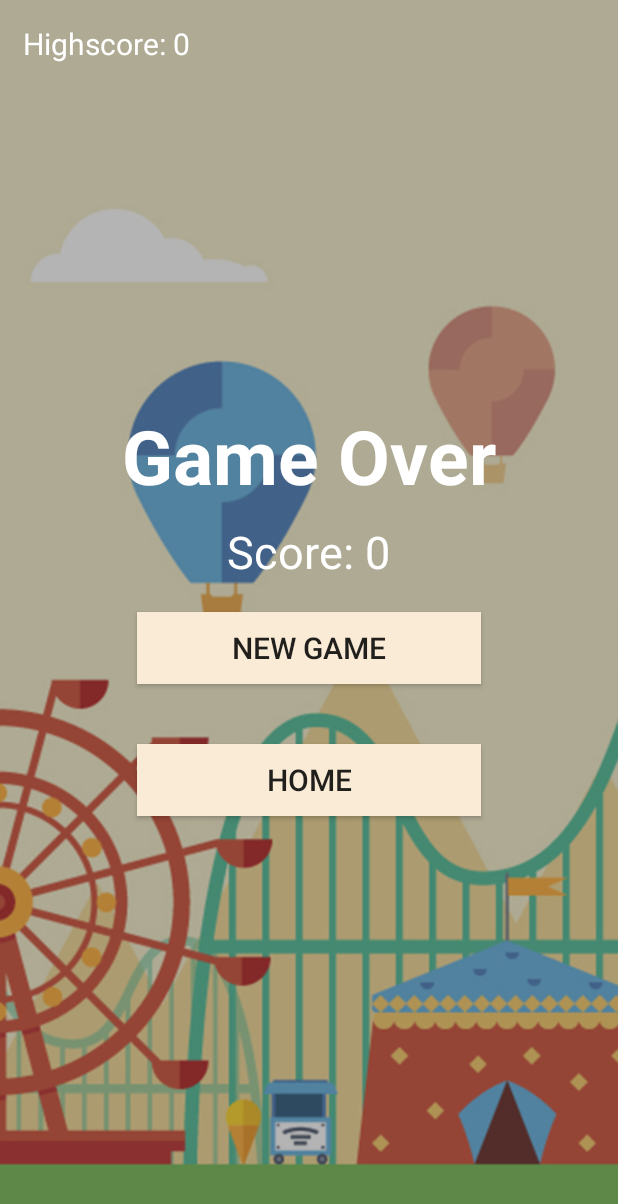
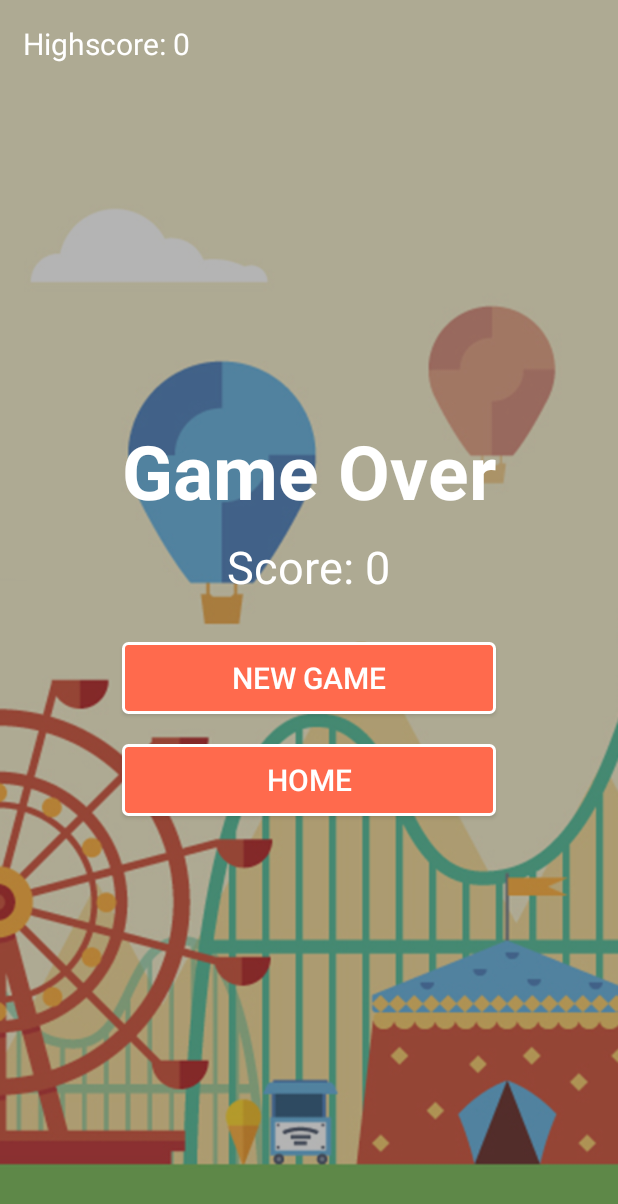
Before and after one commit to hkittylover/MOBAPDE-Picnic-Panic, an Android app: the GameOverActivity screen opened directly, with no data from a screen before it, on a phone screen of 412 x 824 dp. Shown: the top 1204 px of the screen. Run offline under Robolectric (Android 15) with nearby library versions, the phone set to English and light mode, and no system bars; 1 statement that could not run was skipped.

Commit message:
changed button background

```diff
--- a/app/src/main/res/layout/activity_game_over.xml
+++ b/app/src/main/res/layout/activity_game_over.xml
@@ -43,7 +43,8 @@
         <LinearLayout
             android:layout_width="wrap_content"
             android:layout_height="wrap_content"
-            android:orientation="horizontal">
+            android:orientation="horizontal"
+            android:layout_marginBottom="20dp">
             <TextView
                 android:layout_width="wrap_content"
                 android:layout_height="wrap_content"
@@ -64,11 +65,12 @@
             android:layout_height="wrap_content"
             android:text="New Game"
             android:textSize="20dp"
-            android:background="#FAEBD7"
+            android:textColor="#fff"
+            android:background="@drawable/button_background"
             android:elevation="3dp"
             android:paddingLeft="45dp"
             android:paddingRight="45dp"
-            android:layout_margin="20dp"
+            android:layout_margin="10dp"
             android:layout_gravity="center"
             android:id="@+id/button_new_game"/>
         <Button
@@ -76,11 +78,12 @@
             android:layout_height="wrap_content"
             android:text="Home"
             android:textSize="20dp"
-            android:background="#FAEBD7"
+            android:textColor="#fff"
+            android:background="@drawable/button_background"
             android:elevation="3dp"
             android:paddingLeft="45dp"
             android:paddingRight="45dp"
-            android:layout_margin="20dp"
+            android:layout_margin="10dp"
             android:layout_gravity="center"
             android:id="@+id/button_home"/>
     </LinearLayout>
```
